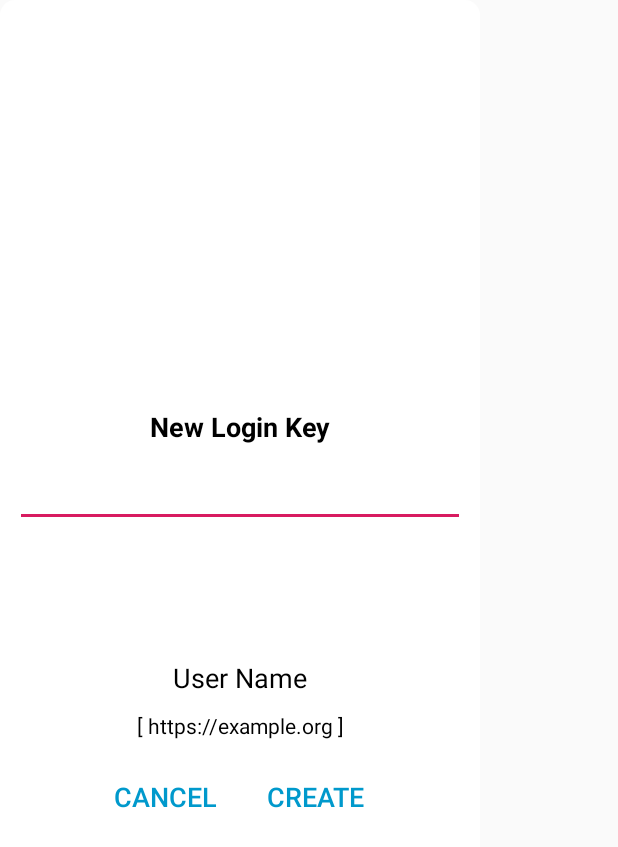
After one commit to lyokato/WebAuthnKit-Android, an Android app: the layout webauthn_registration_conformation_dialog.xml on its own in the app's theme, with its tools: preview values and no code run, on a phone screen of 412 x 824 dp. The commit adds this screen. Shown: the top 847 px of the screen. Run offline under Robolectric (Android 15) with nearby library versions, the phone set to English and light mode, and no system bars.

Commit message:
registration: confirmation dialog

```diff
--- a/app/src/main/AndroidManifest.xml
+++ b/app/src/main/AndroidManifest.xml
@@ -7,6 +7,7 @@
             android:name="android.permission.USE_FINGERPRINT" />
     -->
     <uses-permission android:name="android.permission.USE_BIOMETRIC" />
+    <uses-permission android:name="android.permission.INTERNET" />
 
     <uses-feature
             android:name="android.hardware.fingerprint"
--- a/webauthnkit/build.gradle
+++ b/webauthnkit/build.gradle
@@ -42,7 +42,6 @@ dependencies {
     api "org.jetbrains.kotlin:kotlin-stdlib:$kotlin_version"
     api "org.jetbrains.kotlinx:kotlinx-serialization-runtime:0.9.1"
     api "org.jetbrains.kotlinx:kotlinx-coroutines-core:1.0.1"
-
     api "com.fasterxml.jackson.core:jackson-databind:2.7.4"
-
+    implementation 'com.github.bumptech.glide:glide:4.8.0'
 }
--- a/webauthnkit/src/main/kotlin/webauthnkit/core/client/operation/GetOperation.kt
+++ b/webauthnkit/src/main/kotlin/webauthnkit/core/client/operation/GetOperation.kt
@@ -211,7 +211,6 @@ class GetOperation(
     private fun stop(reason: ErrorReason) {
         WAKLogger.d(TAG, "stop")
         stopInternal(reason)
-        WAKLogger.d(TAG, "stop-2")
         dispatchError(reason)
     }
 
--- /dev/null
+++ b/webauthnkit/src/main/res/drawable/webauthn_dialog_background.xml
@@ -0,0 +1,11 @@
+<?xml version="1.0" encoding="utf-8"?>
+<shape xmlns:android="http://schemas.android.com/apk/res/android"
+       android:shape="rectangle">
+    <corners
+        android:topLeftRadius="@dimen/dialog_radius"
+        android:topRightRadius="@dimen/dialog_radius"
+        android:bottomLeftRadius="@dimen/dialog_radius"
+        android:bottomRightRadius="@dimen/dialog_radius"
+    />
+    <solid android:color="@android:color/white" />
+</shape>
--- /dev/null
+++ b/webauthnkit/src/main/res/drawable/webauthn_rp_icon_background.xml
@@ -0,0 +1,11 @@
+<?xml version="1.0" encoding="utf-8"?>
+<shape xmlns:android="http://schemas.android.com/apk/res/android"
+       android:shape="rectangle">
+    <corners
+        android:topLeftRadius="@dimen/rp_icon_radius"
+        android:topRightRadius="@dimen/rp_icon_radius"
+        android:bottomLeftRadius="@dimen/rp_icon_radius"
+        android:bottomRightRadius="@dimen/rp_icon_radius"
+    />
+    <solid android:color="@android:color/white" />
+</shape>
--- /dev/null
+++ b/webauthnkit/src/main/res/drawable/webauthn_user_icon_background.xml
@@ -0,0 +1,11 @@
+<?xml version="1.0" encoding="utf-8"?>
+<shape xmlns:android="http://schemas.android.com/apk/res/android"
+       android:shape="rectangle">
+    <corners
+        android:topLeftRadius="@dimen/user_icon_radius"
+        android:topRightRadius="@dimen/user_icon_radius"
+        android:bottomLeftRadius="@dimen/user_icon_radius"
+        android:bottomRightRadius="@dimen/user_icon_radius"
+    />
+    <solid android:color="@android:color/white" />
+</shape>
--- /dev/null
+++ b/webauthnkit/src/main/res/layout/webauthn_registration_conformation_dialog.xml
@@ -0,0 +1,95 @@
+<?xml version="1.0" encoding="utf-8"?>
+<LinearLayout xmlns:android="http://schemas.android.com/apk/res/android"
+              android:layout_width="320dp"
+              android:layout_height="match_parent"
+              android:padding="10dp"
+              android:gravity="center"
+              android:background="@drawable/webauthn_dialog_background"
+              android:orientation="vertical">
+
+    <TextView android:id="@+id/webauthn_registration_confirmation_title"
+              android:layout_width="match_parent"
+              android:layout_height="wrap_content"
+              android:padding="10dp"
+              android:text="New Login Key"
+              android:textStyle="bold"
+              android:textSize="18sp"
+              android:gravity="center"
+              android:textColor="@android:color/black" />
+
+    <EditText android:id="@+id/webauthn_registration_key_name"
+              android:padding="10dp"
+              android:textSize="18sp"
+              android:textAlignment="center"
+              android:layout_width="match_parent"
+              android:layout_height="wrap_content"
+              android:ems="10"
+              android:inputType="text"/>
+
+    <FrameLayout android:layout_width="wrap_content"
+                 android:layout_height="wrap_content"
+                 android:padding="10dp">
+
+        <ImageView android:id="@+id/webauthn_registration_user_icon"
+                   android:layout_width="60dp"
+                   android:layout_height="60dp"
+                   android:background="@drawable/webauthn_user_icon_background"/>
+
+        <ImageView android:id="@+id/webauthn_registration_rp_icon"
+                   android:layout_width="20dp"
+                   android:background="@drawable/webauthn_rp_icon_background"
+                   android:layout_gravity="end|bottom"
+                   android:layout_height="20dp"/>
+    </FrameLayout>
+
+    <TextView android:id="@+id/webauthn_registration_username"
+              android:layout_width="match_parent"
+              android:layout_height="wrap_content"
+              android:padding="8dp"
+              android:text="User Name"
+              android:textSize="18sp"
+              android:gravity="center"
+              android:textColor="@android:color/black" />
+
+    <TextView android:id="@+id/webauthn_registration_rp"
+              android:layout_width="match_parent"
+              android:layout_height="wrap_content"
+              android:padding="2dp"
+              android:text="[ https://example.org ]"
+              android:textSize="14sp"
+              android:gravity="center"
+              android:layout_marginBottom="6dp"
+              android:textColor="@android:color/black" />
+
+    <LinearLayout android:layout_width="match_parent"
+                  android:layout_height="wrap_content"
+                  android:padding="0dp"
+                  android:gravity="center"
+                  android:background="@android:color/white"
+                  android:orientation="horizontal">
+
+        <Button android:id="@+id/webauthn_registration_confirmation_cancel_button"
+                android:layout_width="wrap_content"
+                android:layout_height="wrap_content"
+                android:layout_margin="6dp"
+                android:lineSpacingExtra="6dp"
+                android:textSize="18sp"
+                android:background="@android:color/white"
+                android:textColor="@android:color/holo_blue_dark"
+                style="?android:attr/borderlessButtonStyle"
+                android:text="CANCEL" />
+
+        <Button android:id="@+id/webauthn_registration_confirmation_ok_button"
+                android:layout_width="wrap_content"
+                android:layout_height="wrap_content"
+                android:layout_margin="6dp"
+                android:lineSpacingExtra="6dp"
+                android:textSize="18sp"
+                android:background="@android:color/white"
+                android:textColor="@android:color/holo_blue_dark"
+                style="?android:attr/borderlessButtonStyle"
+                android:text="CREATE" />
+
+    </LinearLayout>
+
+</LinearLayout>
--- /dev/null
+++ b/webauthnkit/src/main/res/values/dimens.xml
@@ -0,0 +1,6 @@
+<?xml version="1.0" encoding="utf-8"?>
+<resources>
+    <dimen name="dialog_radius">10dp</dimen>
+    <dimen name="user_icon_radius">30dp</dimen>
+    <dimen name="rp_icon_radius">10dp</dimen>
+</resources>
```
Also changed, not shown: app/src/main/kotlin/webauthnkit/example/AuthenticationActivity.kt (+6 -20 lines), app/src/main/kotlin/webauthnkit/example/RegistrationActivity.kt (+31 -32 lines), webauthnkit/src/main/kotlin/webauthnkit/core/authenticator/internal/ui/UserConsentUI.kt (+94 -8 lines), webauthnkit/src/main/kotlin/webauthnkit/core/client/WebAuthnClient.kt (+25 -1 lines).
